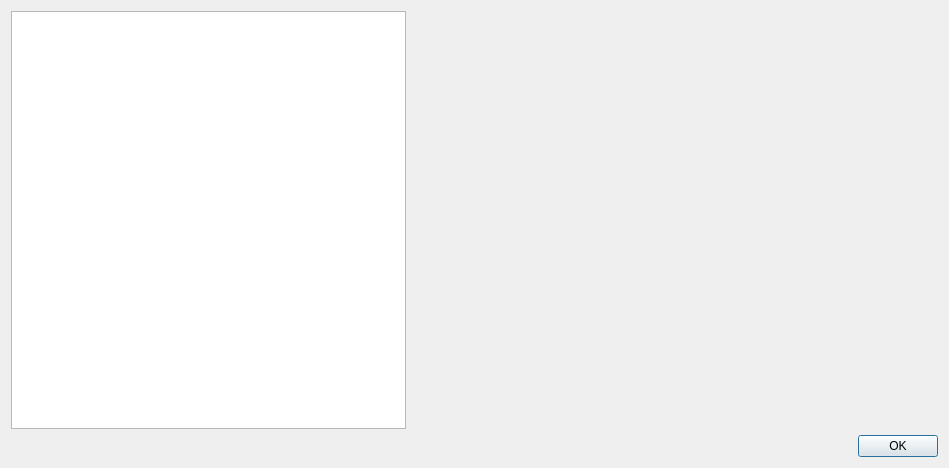
ModbusScope/ModbusScope, file src/dialogs/settingsdialog.ui: the form before one commit.
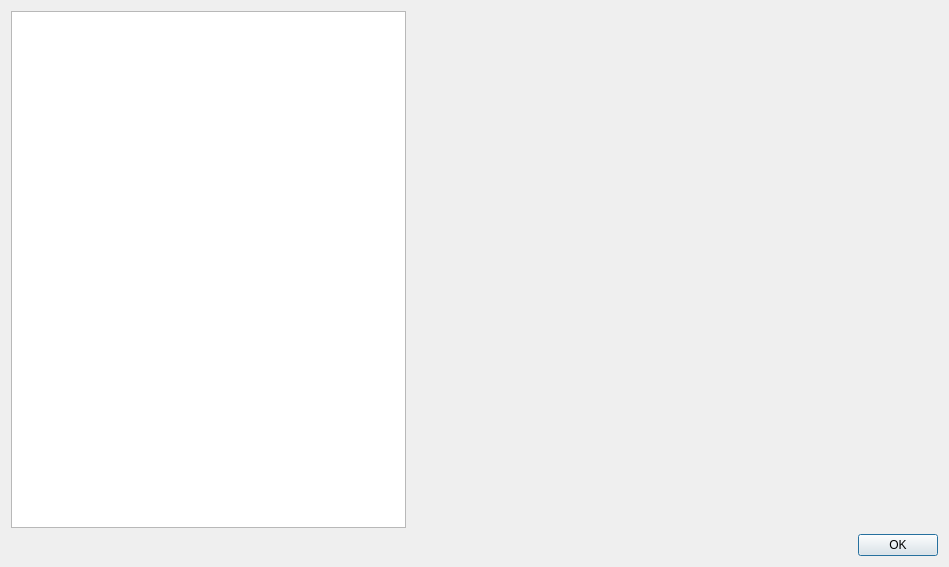
The form after the commit.

Commit message: increase height of settingsdialog

```diff
--- a/src/dialogs/settingsdialog.ui
+++ b/src/dialogs/settingsdialog.ui
@@ -7,7 +7,7 @@
     <x>0</x>
     <y>0</y>
     <width>949</width>
-    <height>468</height>
+    <height>567</height>
    </rect>
   </property>
   <property name="windowTitle">
```
